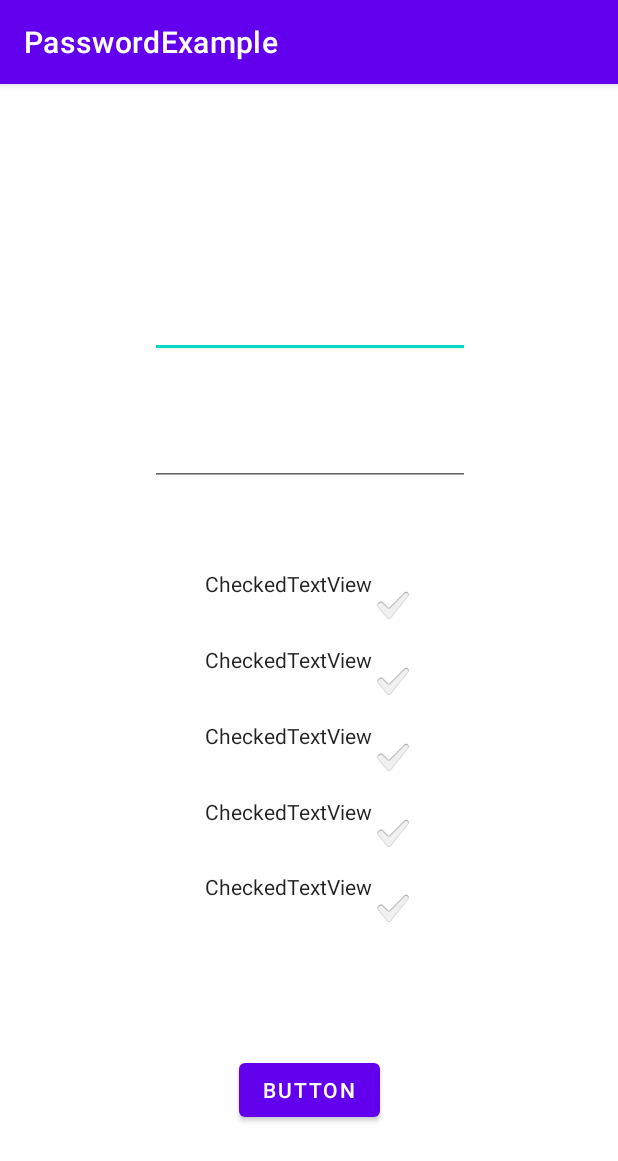
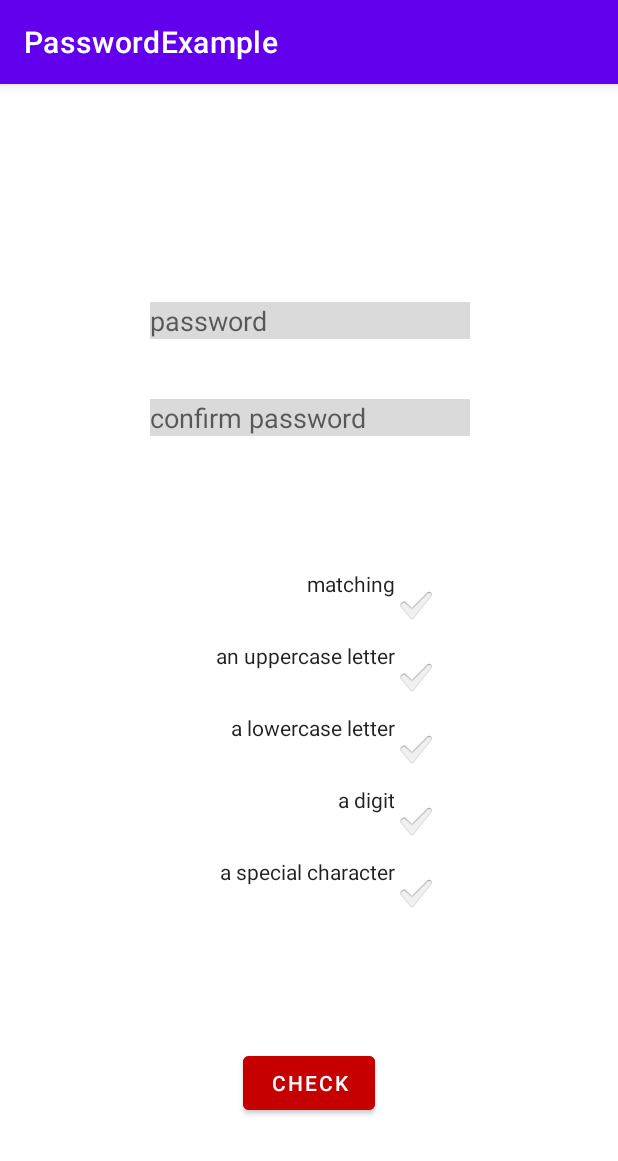
Before and after one commit to TheMajkel01/PasswordExample, an Android app: the screen it shows after launch (MainActivity), on a phone screen of 412 x 824 dp. Shown: the top 1161 px of the screen. Run offline under Robolectric (Android 15) with nearby library versions, the phone set to English and light mode, and no system bars.

Commit message:
Layout, naming and id changes

```diff
--- a/app/src/main/res/layout/activity_main.xml
+++ b/app/src/main/res/layout/activity_main.xml
@@ -7,13 +7,15 @@
     tools:context=".MainActivity">
 
     <EditText
-        android:id="@+id/editTextTextPassword"
+        android:id="@+id/password"
         android:layout_width="wrap_content"
         android:layout_height="wrap_content"
         android:layout_marginTop="48dp"
+        android:background="#DADADA"
         android:ems="10"
+        android:hint="password"
         android:inputType="textPassword"
-        app:layout_constraintBottom_toTopOf="@+id/checkedTextView"
+        app:layout_constraintBottom_toTopOf="@+id/matching"
         app:layout_constraintEnd_toEndOf="parent"
         app:layout_constraintHorizontal_bias="0.502"
         app:layout_constraintStart_toStartOf="parent"
@@ -21,87 +23,82 @@
         app:layout_constraintVertical_bias="0.387" />
 
     <CheckedTextView
-        android:id="@+id/checkedTextView5"
+        android:id="@+id/special"
+        android:layout_width="wrap_content"
+        android:layout_height="wrap_content"
+        android:layout_marginTop="144dp"
+        android:checkMark="?android:attr/textCheckMark"
+        android:checked="false"
+        android:text="a special character"
+        app:layout_constraintEnd_toEndOf="@+id/matching"
+        app:layout_constraintTop_toBottomOf="@+id/matching" />
+
+    <CheckedTextView
+        android:id="@+id/digit"
+        android:layout_width="wrap_content"
+        android:layout_height="wrap_content"
+        android:layout_marginTop="96dp"
+        android:checkMark="?android:attr/textCheckMark"
+        android:checked="false"
+        android:text="a digit"
+        app:layout_constraintEnd_toEndOf="@+id/matching"
+        app:layout_constraintTop_toBottomOf="@+id/matching" />
+
+    <CheckedTextView
+        android:id="@+id/uprCLetter"
         android:layout_width="wrap_content"
         android:layout_height="wrap_content"
         android:checkMark="?android:attr/textCheckMark"
         android:checked="false"
-        android:text="CheckedTextView"
-        app:layout_constraintBottom_toBottomOf="parent"
-        app:layout_constraintEnd_toEndOf="parent"
-        app:layout_constraintStart_toStartOf="parent"
-        app:layout_constraintTop_toTopOf="parent"
-        app:layout_constraintVertical_bias="0.73" />
+        android:text="an uppercase letter"
+        app:layout_constraintEnd_toEndOf="@+id/matching"
+        app:layout_constraintTop_toBottomOf="@+id/matching" />
 
     <CheckedTextView
-        android:id="@+id/checkedTextView4"
+        android:id="@+id/matching"
         android:layout_width="wrap_content"
         android:layout_height="wrap_content"
         android:checkMark="?android:attr/textCheckMark"
         android:checked="false"
-        android:text="CheckedTextView"
+        android:text="matching"
         app:layout_constraintBottom_toBottomOf="parent"
         app:layout_constraintEnd_toEndOf="parent"
-        app:layout_constraintStart_toStartOf="parent"
-        app:layout_constraintTop_toTopOf="parent"
-        app:layout_constraintVertical_bias="0.66" />
-
-    <CheckedTextView
-        android:id="@+id/checkedTextView2"
-        android:layout_width="wrap_content"
-        android:layout_height="wrap_content"
-        android:checkMark="?android:attr/textCheckMark"
-        android:checked="false"
-        android:text="CheckedTextView"
-        app:layout_constraintBottom_toBottomOf="parent"
-        app:layout_constraintEnd_toEndOf="parent"
-        app:layout_constraintStart_toStartOf="parent"
-        app:layout_constraintTop_toTopOf="parent"
-        app:layout_constraintVertical_bias="0.519" />
-
-    <CheckedTextView
-        android:id="@+id/checkedTextView"
-        android:layout_width="wrap_content"
-        android:layout_height="wrap_content"
-        android:checkMark="?android:attr/textCheckMark"
-        android:checked="false"
-        android:text="CheckedTextView"
-        app:layout_constraintBottom_toBottomOf="parent"
-        app:layout_constraintEnd_toEndOf="parent"
+        app:layout_constraintHorizontal_bias="0.627"
         app:layout_constraintStart_toStartOf="parent"
         app:layout_constraintTop_toTopOf="parent"
         app:layout_constraintVertical_bias="0.449" />
 
     <CheckedTextView
-        android:id="@+id/checkedTextView3"
+        android:id="@+id/lwrCLetter"
         android:layout_width="wrap_content"
         android:layout_height="wrap_content"
+        android:layout_marginTop="48dp"
         android:checkMark="?android:attr/textCheckMark"
         android:checked="false"
-        android:text="CheckedTextView"
+        android:text="a lowercase letter"
+        app:layout_constraintEnd_toEndOf="@+id/matching"
+        app:layout_constraintTop_toBottomOf="@+id/matching" />
+
+    <EditText
+        android:id="@+id/confirmPassword"
+        android:layout_width="wrap_content"
+        android:layout_height="wrap_content"
+        android:layout_marginTop="40dp"
+        android:background="#DADADA"
+        android:ems="10"
+        android:hint="confirm password"
+        android:inputType="textPassword"
+        app:layout_constraintStart_toStartOf="@+id/password"
+        app:layout_constraintTop_toBottomOf="@+id/password" />
+
+    <Button
+        android:id="@+id/checkButton"
+        android:layout_width="wrap_content"
+        android:layout_height="wrap_content"
+        android:backgroundTint="#C60000"
+        android:text="check"
         app:layout_constraintBottom_toBottomOf="parent"
         app:layout_constraintEnd_toEndOf="parent"
         app:layout_constraintStart_toStartOf="parent"
-        app:layout_constraintTop_toTopOf="parent"
-        app:layout_constraintVertical_bias="0.59" />
-
-    <EditText
-        android:id="@+id/editTextTextPassword2"
-        android:layout_width="wrap_content"
-        android:layout_height="wrap_content"
-        android:layout_marginTop="40dp"
-        android:ems="10"
-        android:inputType="textPassword"
-        app:layout_constraintStart_toStartOf="@+id/editTextTextPassword"
-        app:layout_constraintTop_toBottomOf="@+id/editTextTextPassword" />
-
-    <Button
-        android:id="@+id/button"
-        android:layout_width="wrap_content"
-        android:layout_height="wrap_content"
-        android:text="Button"
-        app:layout_constraintBottom_toBottomOf="parent"
-        app:layout_constraintEnd_toEndOf="parent"
-        app:layout_constraintStart_toStartOf="parent"
-        app:layout_constraintTop_toBottomOf="@+id/checkedTextView5" />
+        app:layout_constraintTop_toBottomOf="@+id/special" />
 </androidx.constraintlayout.widget.ConstraintLayout>
```
